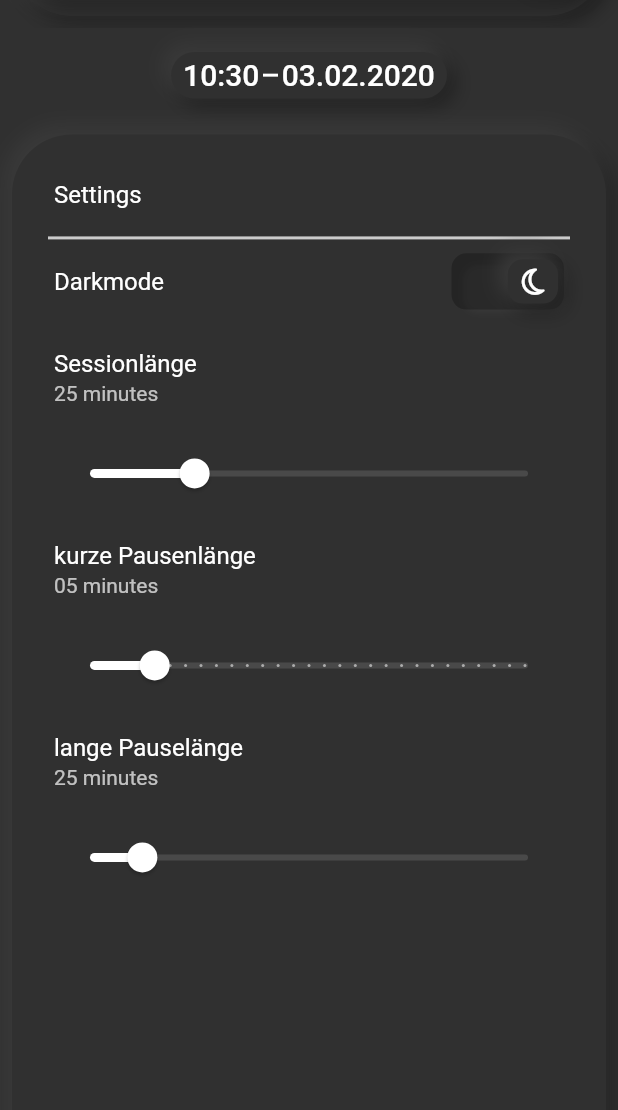
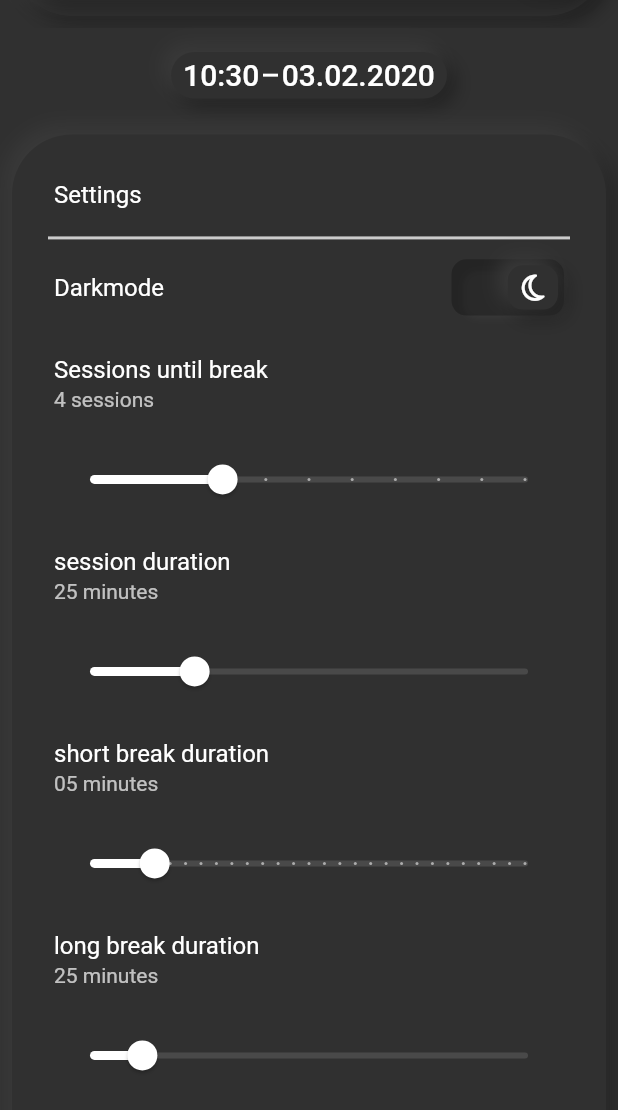
Before and after one commit to bierbaumtim/focus_timer, a Flutter app: the screen it shows after launch, scrolled down 2304 dp, on a phone screen of 412 x 824 dp. Shown: the top 1110 px of the screen. Run offline on Flutter 3.47's test engine with Material 2 defaults, Android fonts, the phone set to English and light mode, and no system bars; our stand-ins replace auto_animated, auto_size_text, dartx, equatable, flutter_icons, hive and 4 more; missing offline and left inert: copy_with_annotation, mockito; accounts and stored records are empty; generated files the repository leaves out were written again.

Commit message:
add slider to set new SessionUntilBreak setting, make settings scrollable

```diff
--- a/lib/widgets/settings/settings_container.dart
+++ b/lib/widgets/settings/settings_container.dart
@@ -18,26 +18,51 @@ class SettingsContainer extends StatelessWidget {
       child: Padding(
         padding: const EdgeInsets.all(12),
         child: Column(
-          crossAxisAlignment: CrossAxisAlignment.stretch,
+          // crossAxisAlignment: CrossAxisAlignment.stretch,
           children: <Widget>[
             ListTile(
               title: Text('Settings'),
             ),
-            AnimatedPadding(
-              padding: const EdgeInsets.symmetric(horizontal: 12),
-              duration: Duration(milliseconds: 350),
+            Padding(
+              padding: const EdgeInsets.fromLTRB(12, 0, 12, 4),
               child: Container(
                 height: 2,
                 color:
                     Theme.of(context).textTheme.body1.color.withOpacity(0.75),
               ),
             ),
+            Expanded(
+              child: ListView(
+                children: <Widget>[
                   ListTile(
                     title: Text('Darkmode'),
                     trailing: ThemeSwitch(),
                   ),
                   ListTile(
-              title: Text('Sessionlänge'),
+                    title: Text('Sessions until break'),
+                    subtitle: StateBuilder(
+                      models: [sessionSettingsModel],
+                      builder: (context, _) => Text(
+                        '${sessionSettingsModel.sessionUntilBreak} sessions',
+                      ),
+                    ),
+                  ),
+                  ListTile(
+                    title: StateBuilder(
+                      models: [sessionSettingsModel],
+                      builder: (context, _) => Slider(
+                        min: 1,
+                        max: 10,
+                        divisions: 10,
+                        value:
+                            sessionSettingsModel.sessionUntilBreak.toDouble(),
+                        onChanged: (sessions) => sessionSettingsModel
+                            .setSessionsUntilBreak(sessions.toInt()),
+                      ),
+                    ),
+                  ),
+                  ListTile(
+                    title: Text('session duration'),
                     subtitle: StateBuilder(
                       models: [sessionSettingsModel],
                       builder: (context, _) => Text(
@@ -64,7 +89,7 @@ class SettingsContainer extends StatelessWidget {
                     ),
                   ),
                   ListTile(
-              title: Text('kurze Pausenlänge'),
+                    title: Text('short break duration'),
                     subtitle: StateBuilder(
                       models: [sessionSettingsModel],
                       builder: (context, _) => Text(
@@ -91,7 +116,7 @@ class SettingsContainer extends StatelessWidget {
                     ),
                   ),
                   ListTile(
-              title: Text('lange Pauselänge'),
+                    title: Text('long break duration'),
                     subtitle: StateBuilder(
                       models: [sessionSettingsModel],
                       builder: (context, _) => Text(
@@ -120,6 +145,9 @@ class SettingsContainer extends StatelessWidget {
                 ],
               ),
             ),
+          ],
+        ),
+      ),
     );
   }
 }
```
Lines whose indentation alone changed are shown as unchanged.
